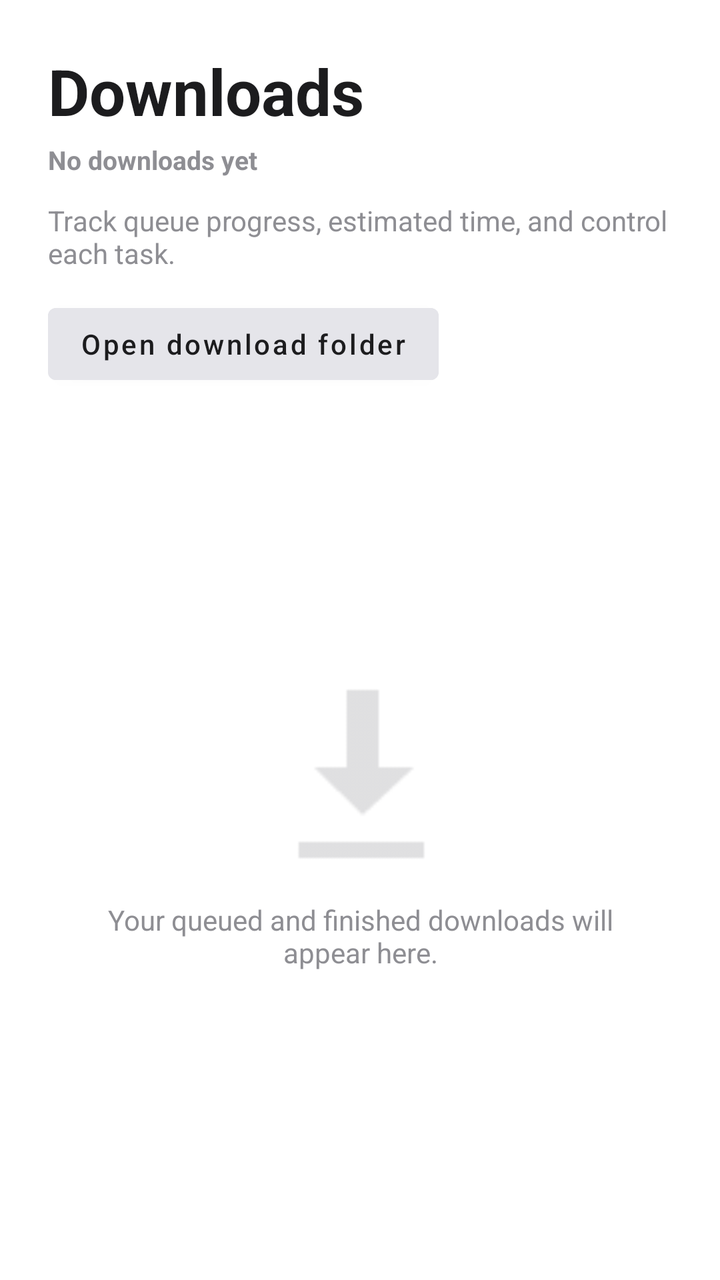
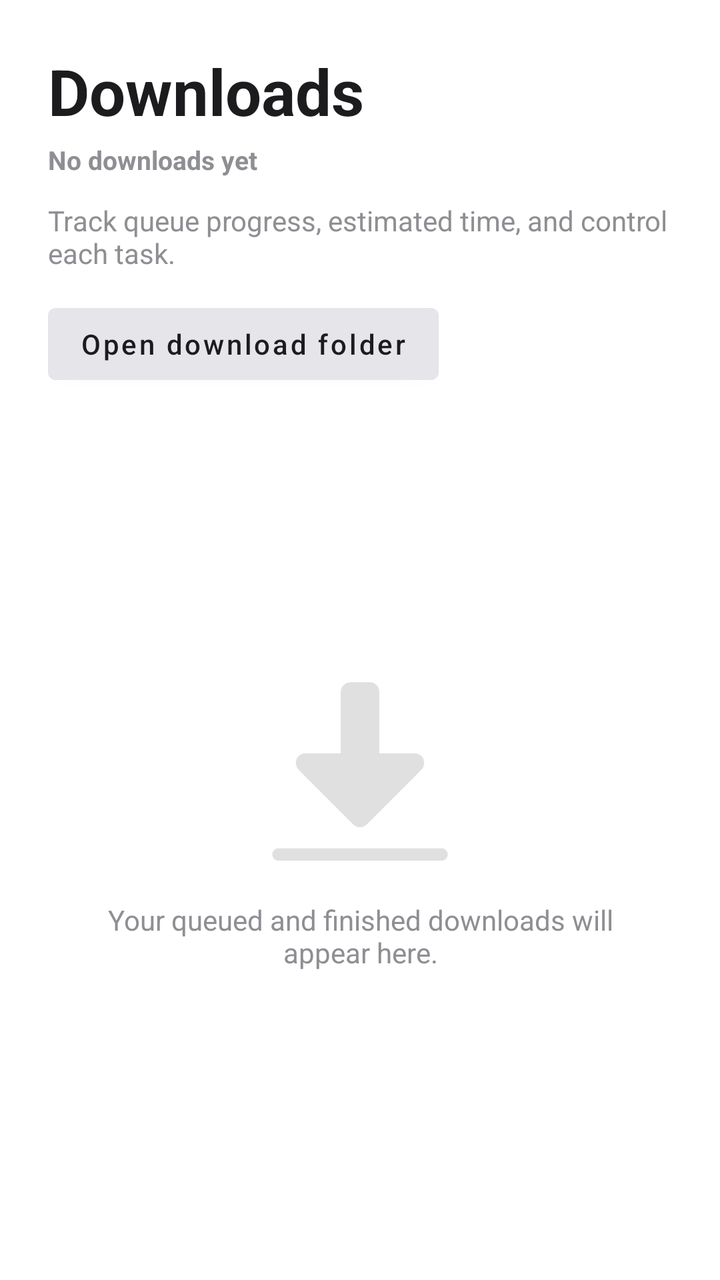

Screens rendered from an Android XML layout before and after an edit, with the pre-edit source and the edit as a unified diff.
<!-- AndroidManifest.xml: application theme Theme.MLNetease -->
<!-- res/layout/fragment_downloads.xml -->
<?xml version="1.0" encoding="utf-8"?>
<LinearLayout xmlns:android="http://schemas.android.com/apk/res/android"
    xmlns:app="http://schemas.android.com/apk/res-auto"
    android:layout_width="match_parent"
    android:layout_height="match_parent"
    android:background="@color/background_primary"
    android:orientation="vertical"
    android:padding="24dp">

    <LinearLayout
        android:layout_width="match_parent"
        android:layout_height="wrap_content"
        android:gravity="center_vertical"
        android:orientation="horizontal">

        <LinearLayout
            android:layout_width="0dp"
            android:layout_height="wrap_content"
            android:layout_weight="1"
            android:orientation="vertical">

            <TextView
                android:layout_width="wrap_content"
                android:layout_height="wrap_content"
                android:text="@string/download_manager_title"
                android:textColor="@color/text_primary"
                android:textSize="32sp"
                android:textStyle="bold" />

            <TextView
                android:id="@+id/text_downloads_summary"
                android:layout_width="wrap_content"
                android:layout_height="wrap_content"
                android:layout_marginTop="4dp"
                android:text="@string/downloads_summary_empty"
                android:textColor="@color/text_secondary"
                android:textStyle="bold"
                android:textSize="13sp" />
        </LinearLayout>

        <Button
            android:id="@+id/btn_clear_finished_downloads"
            android:layout_width="wrap_content"
            android:layout_height="wrap_content"
            android:text="@string/download_clear_finished"
            android:textAllCaps="false"
            android:textColor="@color/text_on_brand"
            android:backgroundTint="@color/brand_primary"
            android:visibility="gone" />
    </LinearLayout>

    <TextView
        android:layout_width="match_parent"
        android:layout_height="wrap_content"
        android:layout_marginTop="12dp"
        android:layout_marginBottom="12dp"
        android:text="@string/download_manager_subtitle"
        android:textColor="@color/text_secondary"
        android:textSize="14sp" />

    <Button
        android:id="@+id/btn_open_download_folder"
        android:layout_width="wrap_content"
        android:layout_height="wrap_content"
        android:layout_marginBottom="12dp"
        android:text="@string/download_open_folder"
        android:textAllCaps="false"
        android:textColor="@color/text_primary"
        android:backgroundTint="@color/background_tertiary" />

    <FrameLayout
        android:layout_width="match_parent"
        android:layout_height="0dp"
        android:layout_weight="1">

        <androidx.recyclerview.widget.RecyclerView
            android:id="@+id/recycler_download_tasks"
            android:layout_width="match_parent"
            android:layout_height="match_parent"
            android:layout_marginTop="8dp"
            android:clipToPadding="false"
            android:paddingBottom="24dp" />

        <LinearLayout
            android:id="@+id/layout_downloads_empty"
            android:layout_width="match_parent"
            android:layout_height="match_parent"
            android:gravity="center"
            android:orientation="vertical"
            android:paddingHorizontal="24dp">

            <ImageView
                android:layout_width="96dp"
                android:layout_height="96dp"
                android:alpha="0.28"
                android:contentDescription="@null"
                android:src="@android:drawable/stat_sys_download_done"
                app:tint="@color/text_secondary" />

            <TextView
                android:id="@+id/text_downloads_empty"
                android:layout_width="match_parent"
                android:layout_height="wrap_content"
                android:layout_marginTop="16dp"
                android:gravity="center"
                android:text="@string/downloads_empty"
                android:textColor="@color/text_secondary"
                android:textSize="14sp" />
        </LinearLayout>
    </FrameLayout>

</LinearLayout>
<!-- resources referenced by this layout -->
<resources>
  <color name="background_primary">#FFFFFF</color>
  <color name="background_tertiary">#E5E5EA</color>
  <color name="brand_primary">#FA233B</color>
  <color name="text_on_brand">#FFFFFF</color>
  <color name="text_primary">#1C1C1E</color>
  <color name="text_secondary">#8E8E93</color>
  <string name="download_clear_finished">Clear finished</string>
  <string name="download_manager_subtitle">Track queue progress, estimated time, and control each task.</string>
  <string name="download_manager_title">Downloads</string>
  <string name="download_open_folder">Open download folder</string>
  <string name="downloads_empty">Your queued and finished downloads will appear here.</string>
  <string name="downloads_summary_empty">No downloads yet</string>
  <style name="Theme.MLNetease" parent="Theme.MaterialComponents.DayNight.NoActionBar">
          
          <item name="colorPrimary">@color/brand_primary</item>
          <item name="colorPrimaryVariant">@color/background_secondary</item>
          <item name="colorOnPrimary">@color/text_primary</item>
  
          
          <item name="colorSecondary">@color/brand_primary</item>
          <item name="colorSecondaryVariant">@color/brand_primary</item>
          <item name="colorOnSecondary">@color/text_primary</item>
  
          
          <item name="android:windowBackground">@color/background_primary</item>
          <item name="android:colorBackground">@color/background_primary</item>
  
          
          <item name="android:statusBarColor" tools:targetApi="l">@color/background_primary</item>
          <item name="android:windowLightStatusBar" tools:targetApi="m">true</item>
  
          
          <item name="bottomNavigationStyle">@style/Widget.MaterialComponents.BottomNavigationView.Colored</item>
      </style>
  <color name="background_secondary">#F2F2F7</color>
</resources>

<!-- the commit's change to res/layout/fragment_downloads.xml (unified diff, before → after) -->
@@ -94,7 +94,7 @@
                 android:layout_height="96dp"
                 android:alpha="0.28"
                 android:contentDescription="@null"
-                android:src="@android:drawable/stat_sys_download_done"
+                android:src="@drawable/ic_stat_sys_download_done"
                 app:tint="@color/text_secondary" />
 
             <TextView
<!-- resource entries referenced after the edit -->
@@ -6,6 +6,7 @@
   <color name="text_on_brand">#FFFFFF</color>
   <color name="text_primary">#1C1C1E</color>
   <color name="text_secondary">#8E8E93</color>
+  <!-- drawable ic_stat_sys_download_done: vector/xml drawable (drawable, 5402 chars, omitted) -->
   <string name="download_clear_finished">Clear finished</string>
   <string name="download_manager_subtitle">Track queue progress, estimated time, and control each task.</string>
   <string name="download_manager_title">Downloads</string>
